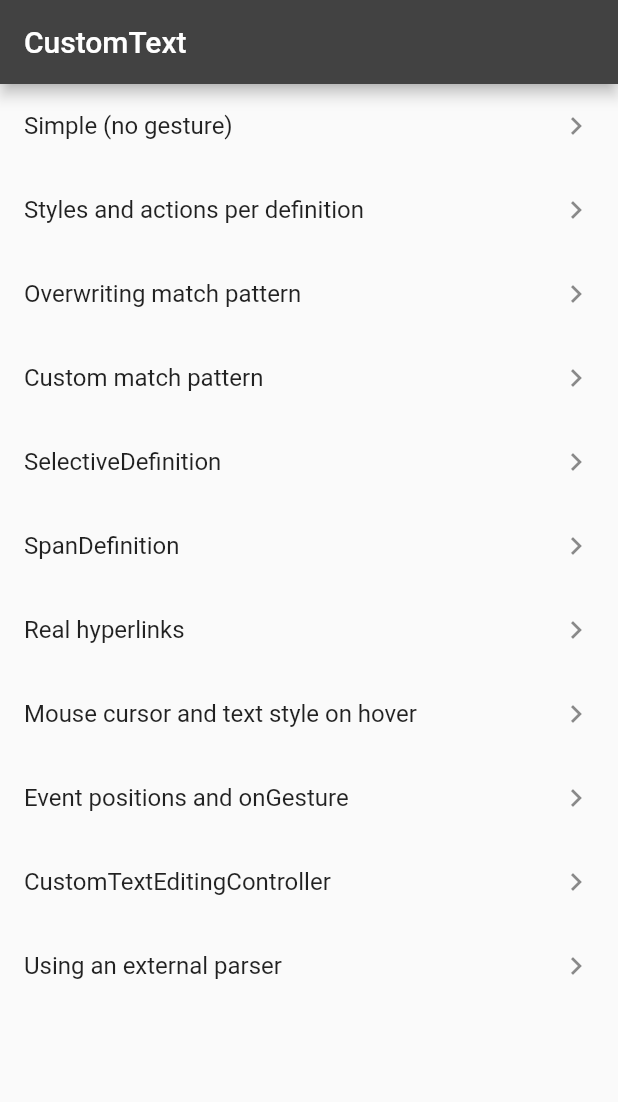
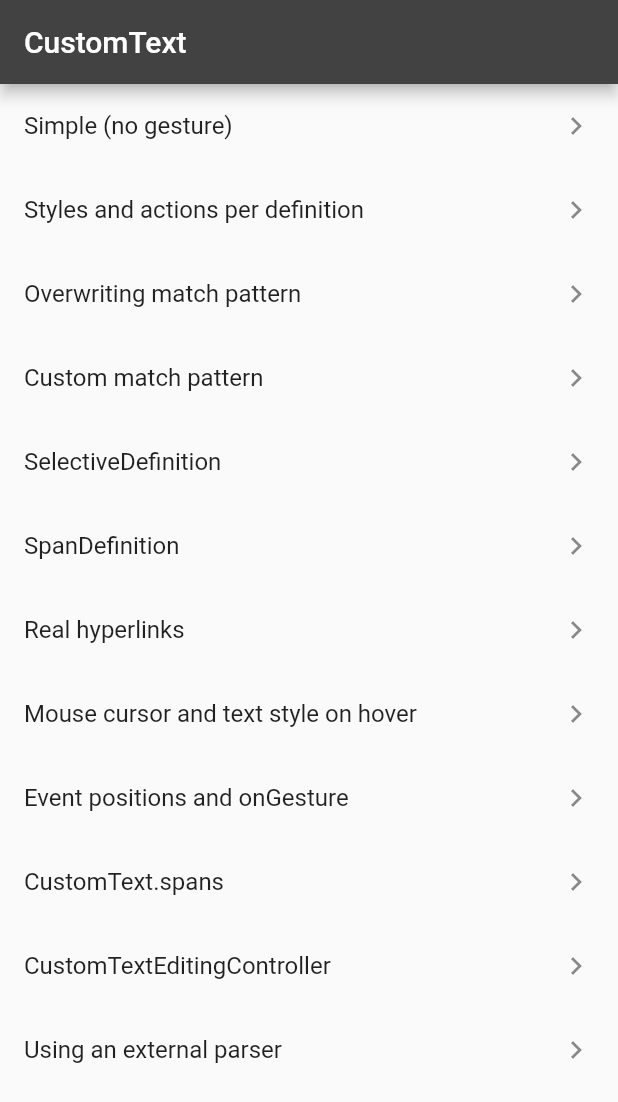
Before and after one commit to kaboc/flutter_custom_text, a Flutter app: the screen it shows after launch, on a phone screen of 412 x 824 dp. Shown: the top 1102 px of the screen. Run offline on Flutter 3.47's test engine with Material 2 defaults, Android fonts, the phone set to English and light mode, and no system bars; our stand-ins replace device_info_plus, go_router, google_fonts; missing offline and left inert: highlight, positioned_popup, text_parser; statements that could not run were skipped.

Commit message:
Add example

```diff
--- a/example/lib/common/router.dart
+++ b/example/lib/common/router.dart
@@ -16,6 +16,7 @@ import 'package:custom_text_example/examples/src/real_hyperlinks.dart';
 import 'package:custom_text_example/examples/src/selective_definition.dart';
 import 'package:custom_text_example/examples/src/simple.dart';
 import 'package:custom_text_example/examples/src/span_definition.dart';
+import 'package:custom_text_example/examples/src/spans_constructor.dart';
 import 'package:custom_text_example/examples/src/styles_and_actions.dart';
 import 'package:custom_text_example/examples/src/text_editing_controller.dart';
 import 'package:custom_text_example/home_page.dart';
@@ -162,6 +163,15 @@ final pages = [
         'Wikipedia entry:\n'
         'https://en.wikipedia.org/wiki/Flutter_(software)',
   ),
+  const ExamplePage(
+    pathString: 'spans-constructor',
+    title: 'CustomText.spans',
+    description: 'The `CustomText.spans` constructor allows to use a '
+        'list of `InlineSpan`s instead of plain text.\n'
+        'This is useful if you already have styled spans and want to '
+        'decorate them additionally.',
+    builder: CustomTextSpansExample.new,
+  ),
   ExamplePage(
     pathString: 'text-editing-controller',
     title: 'CustomTextEditingController',
```
Also changed, not shown: example/lib/examples/src/spans_constructor.dart (added, +51 -0 lines), 2 other files.
